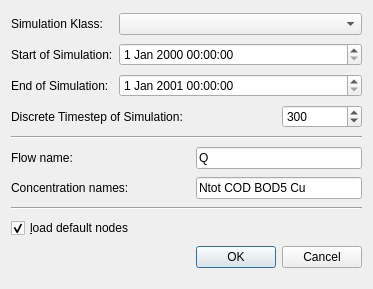
The window that src/gui/newsimulationdialog.ui (gregorburger/CityDrain3) describes before a commit, drawn with Qt 5.
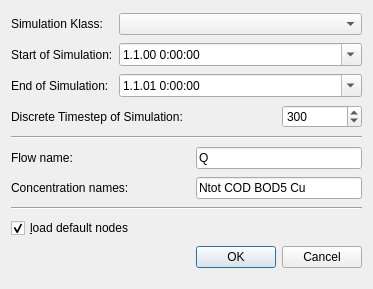
The same window after the commit.

Commit message: fix: New Simulation Dialog allows to set start time to be bigger than stop time.

```diff
--- a/src/gui/newsimulationdialog.ui
+++ b/src/gui/newsimulationdialog.ui
@@ -32,7 +32,17 @@
     </widget>
    </item>
    <item row="1" column="1" colspan="3">
-    <widget class="QDateTimeEdit" name="start"/>
+    <widget class="QDateTimeEdit" name="start">
+     <property name="currentSection">
+      <enum>QDateTimeEdit::DaySection</enum>
+     </property>
+     <property name="displayFormat">
+      <string>d.M.yy h:mm:ss</string>
+     </property>
+     <property name="calendarPopup">
+      <bool>true</bool>
+     </property>
+    </widget>
    </item>
    <item row="2" column="0">
     <widget class="QLabel" name="label_3">
@@ -53,6 +63,15 @@
        <day>1</day>
       </datetime>
      </property>
+     <property name="currentSection">
+      <enum>QDateTimeEdit::DaySection</enum>
+     </property>
+     <property name="displayFormat">
+      <string>d.M.yy h:mm:ss</string>
+     </property>
+     <property name="calendarPopup">
+      <bool>true</bool>
+     </property>
     </widget>
    </item>
    <item row="3" column="0" colspan="3">
```
Left out of the diff: 3 changed lines with no effect on the pictures. The commit also changes 2 other files.
